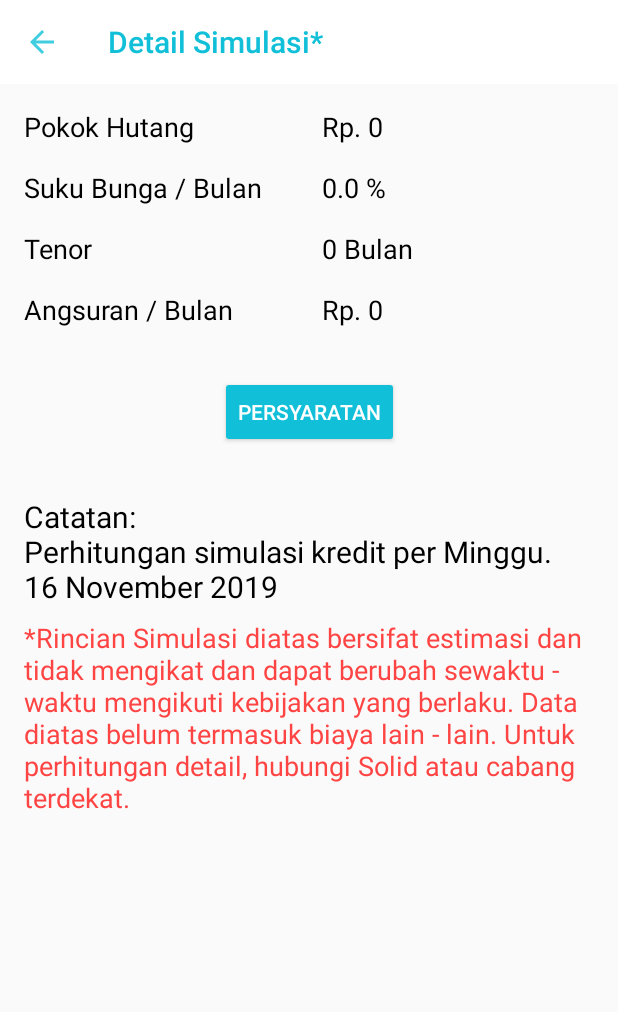
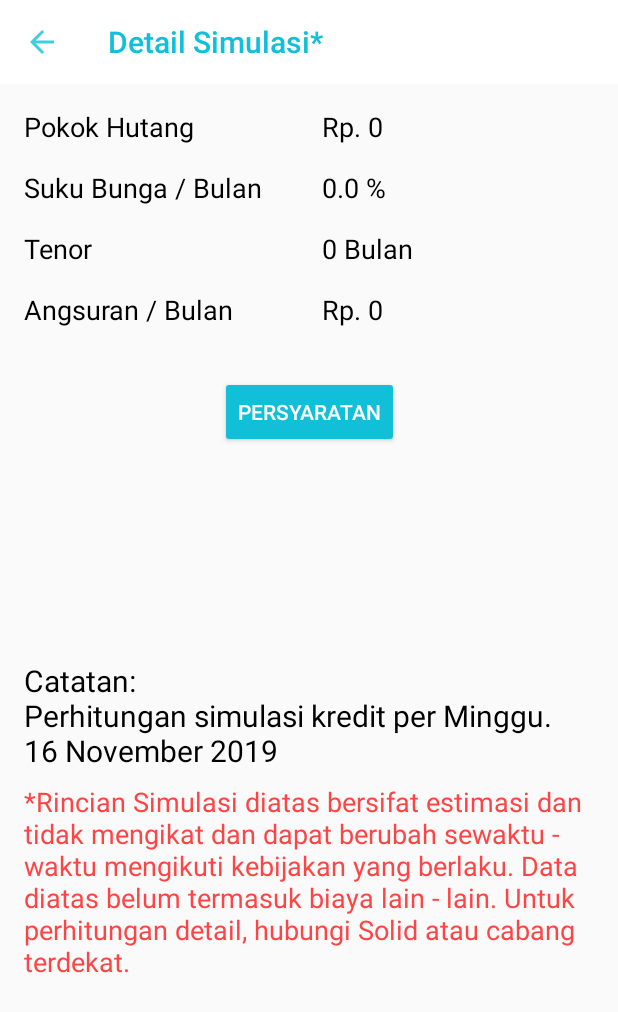
Before and after one commit to HarisWeitani/MandalaFinanceMobile, an Android app: the RangkumanActivity screen opened directly, with no data from a screen before it, on a phone screen of 412 x 824 dp. Shown: the top 1012 px of the screen. Run offline under Robolectric (Android 15) with nearby library versions, the phone set to English and light mode, and no system bars; libraries missing offline, so code that uses them is left out: org.apache.poi; 1 statement that could not run was skipped.

Commit message:
Edit Layout

```diff
--- a/app/src/main/res/layout/activity_rangkuman_perhitungan.xml
+++ b/app/src/main/res/layout/activity_rangkuman_perhitungan.xml
@@ -1,10 +1,12 @@
 <?xml version="1.0" encoding="utf-8"?>
-<android.support.constraint.ConstraintLayout
+<LinearLayout
     xmlns:android="http://schemas.android.com/apk/res/android"
     xmlns:app="http://schemas.android.com/apk/res-auto"
     xmlns:tools="http://schemas.android.com/tools"
     android:layout_width="match_parent"
-    android:layout_height="match_parent">
+    android:layout_height="match_parent"
+    android:orientation="vertical"
+    >
 
     <android.support.v7.widget.Toolbar
         android:id="@+id/rangkumanTB"
@@ -22,7 +24,8 @@
 
     <ScrollView
         android:layout_width="match_parent"
-        android:layout_height="0dp"
+        android:layout_height="match_parent"
+        android:layout_weight="1"
         app:layout_constraintBottom_toBottomOf="parent"
         app:layout_constraintEnd_toEndOf="parent"
         app:layout_constraintStart_toStartOf="parent"
@@ -173,13 +176,19 @@
 
             </android.support.constraint.ConstraintLayout>
 
-            <android.support.constraint.ConstraintLayout
+        </LinearLayout>
+    </ScrollView>
+
+    <LinearLayout
         android:layout_width="match_parent"
-                android:layout_height="wrap_content">
+        android:layout_height="match_parent"
+        android:orientation="vertical"
+        android:layout_weight="1"
+        >
 
         <TextView
             android:id="@+id/detailCatatanTV"
-                    android:layout_width="0dp"
+            android:layout_width="wrap_content"
             android:layout_height="wrap_content"
             android:layout_marginEnd="16dp"
             android:layout_marginStart="16dp"
@@ -192,16 +201,9 @@
             app:layout_constraintStart_toStartOf="parent"
             app:layout_constraintTop_toTopOf="parent" />
 
-            </android.support.constraint.ConstraintLayout>
-
-
-            <android.support.constraint.ConstraintLayout
-                android:layout_width="match_parent"
-                android:layout_height="wrap_content">
-
         <TextView
             android:id="@+id/detailRincianTV"
-                    android:layout_width="0dp"
+            android:layout_width="wrap_content"
             android:layout_height="wrap_content"
             android:layout_marginStart="16dp"
             android:layout_marginTop="8dp"
@@ -214,8 +216,7 @@
             app:layout_constraintEnd_toEndOf="parent"
             app:layout_constraintStart_toStartOf="parent"
             app:layout_constraintTop_toTopOf="parent" />
-            </android.support.constraint.ConstraintLayout>
+
     </LinearLayout>
-    </ScrollView>
 
-</android.support.constraint.ConstraintLayout>
+</LinearLayout>
```
Also changed, not shown: app/src/main/res/layout/activity_simulasi_kredit.xml (+17 -12 lines). Lines whose indentation alone changed are shown as unchanged.
